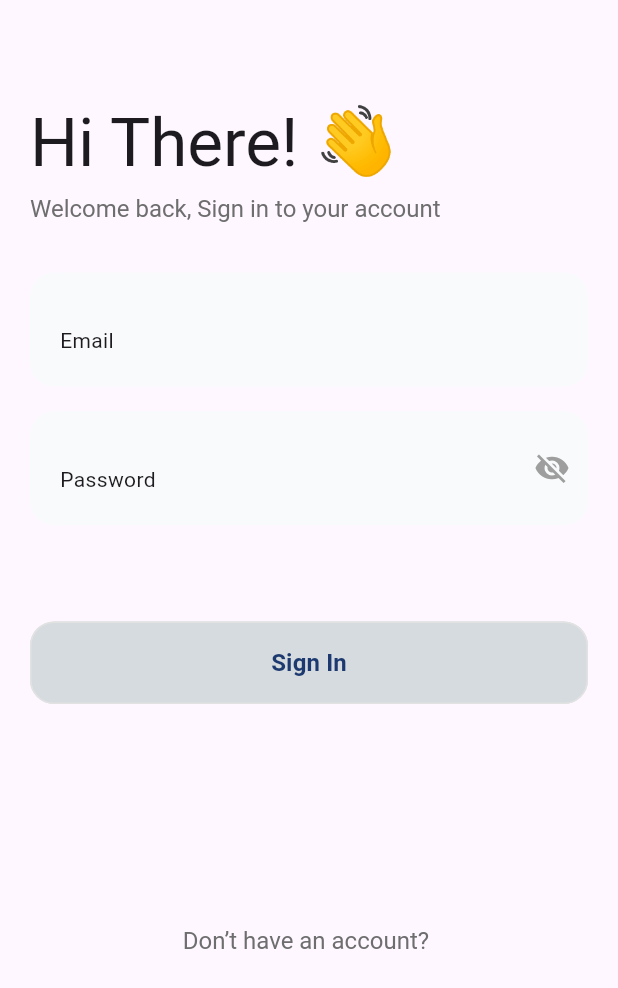
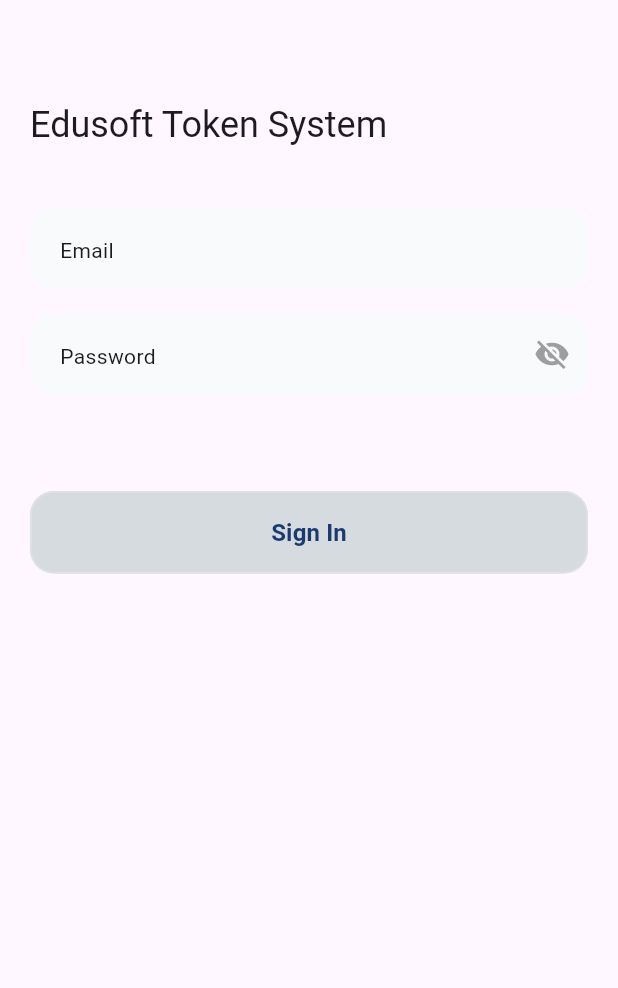
Before and after one commit to edusoftdevelopment/Edu-Token-System-App, a Flutter app: the screen it shows after launch, on a phone screen of 412 x 824 dp. Shown: the top 988 px of the screen. Run offline on Flutter 3.47's test engine with Material 3 defaults, Android fonts, the phone set to English and light mode, and no system bars; drawn by our look-alikes of auto_size_text; our stand-ins replace flutter_dotenv, flutter_screenutil, flutter_svg.

Commit message:
Worked on login page

```diff
--- a/lib/feature/auth/login_page/view/login_page.dart
+++ b/lib/feature/auth/login_page/view/login_page.dart
@@ -2,6 +2,7 @@ import 'package:edu_token_system_app/Export/export.dart';
 import 'package:edu_token_system_app/core/utils/utils.dart';
 import 'package:edu_token_system_app/feature/auth/login_page/widget/custom_button.dart';
 import 'package:edu_token_system_app/feature/auth/login_page/widget/custom_text_form_field.dart';
+import 'package:edu_token_system_app/feature/new_token/view/new_token_main.dart';
 
 class LoginPage extends StatefulWidget {
   const LoginPage({super.key});
@@ -35,20 +36,13 @@ class _LoginPageState extends State<LoginPage> {
 
                   SizedBox(height: height * 0.04),
                   AutoSizeText(
-                    'Hi There! 👋',
-                    style: Theme.of(context).textTheme.displayMedium,
+                    'Edusoft Token System',
+                    style: Theme.of(
+                      context,
+                    ).textTheme.displayMedium?.copyWith(fontSize: 24),
                   ),
                   SizedBox(height: height * 0.01),
-                  AutoSizeText(
-                    'Welcome back, Sign in to your account',
-                    style: Theme.of(context).textTheme.displayMedium?.copyWith(
-                      fontSize: 16,
-                      fontWeight: FontWeight.w400,
-                      color: darkMode
-                          ? AppColors.kWhite
-                          : AppColors.kCustomLight2TextColor,
-                    ),
-                  ),
+
                   SizedBox(height: height * 0.04),
                   CustomTextFormFieldPizza(
                     sameBorder: (authenticationPass == 'false') ? true : false,
@@ -59,6 +53,7 @@ class _LoginPageState extends State<LoginPage> {
                     darkMode: darkMode,
                     textStyle: Theme.of(context).textTheme.displaySmall
                         ?.copyWith(
+                          fontSize: 18,
                           color: darkMode
                               ? AppColors.kWhite
                               : AppColors.kCustomBlueColor,
@@ -79,6 +74,7 @@ class _LoginPageState extends State<LoginPage> {
                     darkMode: darkMode,
                     textStyle: Theme.of(context).textTheme.displaySmall
                         ?.copyWith(
+                          fontSize: 18,
                           color: darkMode
                               ? AppColors.kWhite
                               : AppColors.kCustomBlueColor,
@@ -128,19 +124,29 @@ class _LoginPageState extends State<LoginPage> {
                         : AppColors.kCustomBlueColor,
                     name: 'Sign In',
                     onPressed: () {
-                      if (_passwordController.text != '') {
-                        if (_emailController.text != '') {
-                          setState(() {
-                            if (firstTimeClick == true) {
-                              authenticationPass = 'false';
-                              firstTimeClick = false;
-                            } else {
-                              authenticationPass = 'true';
-                            }
-                          });
-                          if (authenticationPass == 'true') {}
-                        }
-                      }
+                      //   if (_passwordController.text != '') {
+                      //     if (_emailController.text != '') {
+                      //       setState(() {
+                      //         if (firstTimeClick == true) {
+                      //           authenticationPass = 'false';
+                      //           firstTimeClick = false;
+                      //         } else {
+                      //           authenticationPass = 'true';
+                      //         }
+                      //       });
+                      //       if (authenticationPass == 'true') {
+
+                      //       }
+                      //     }
+                      //   }
+                      Navigator.pushReplacement(
+                        context,
+                        MaterialPageRoute(
+                          builder: (context) {
+                            return NewTokenMain();
+                          },
+                        ),
+                      );
                     },
                   ),
                   SizedBox(height: height * 0.04),
@@ -155,19 +161,19 @@ class _LoginPageState extends State<LoginPage> {
                   Row(
                     mainAxisAlignment: MainAxisAlignment.center,
                     children: [
-                      AutoSizeText(
-                        'Don’t have an account?',
-                        style: Theme.of(context).textTheme.displayMedium
-                            ?.copyWith(
-                              fontSize: 16,
-                              fontWeight: FontWeight.w400,
+                      //   AutoSizeText(
+                      //     'Don’t have an account?',
+                      //     style: Theme.of(context).textTheme.displayMedium
+                      //         ?.copyWith(
+                      //           fontSize: 16,
+                      //           fontWeight: FontWeight.w400,
 
-                              color: darkMode
-                                  ? AppColors.kWhite
-                                  : AppColors.kCustomLight2TextColor,
-                            ),
-                      ),
-                      SizedBox(width: width * 0.01),
+                      //           color: darkMode
+                      //               ? AppColors.kWhite
+                      //               : AppColors.kCustomLight2TextColor,
+                      //         ),
+                      //   ),
+                      //   SizedBox(width: width * 0.01),
                       //   CustomNewTextButton(
                       //     onTap: () async {
                       //       return NavigationMethod.navigateTo(
--- a/lib/feature/auth/login_page/widget/custom_text_form_field.dart
+++ b/lib/feature/auth/login_page/widget/custom_text_form_field.dart
@@ -73,7 +73,9 @@ class _CustomTextFormFieldPizzaState extends State<CustomTextFormFieldPizza> {
         obscureText: widget.isPassword ? obscureText : false,
         style:
             widget.textStyle ??
-            Theme.of(context).textTheme.displaySmall?.copyWith(),
+            Theme.of(context).textTheme.displaySmall?.copyWith(
+
+            ),
         expands: widget.height != null,
         maxLines: widget.height != null ? null : 1,
         minLines: widget.height != null ? null : 1,
```
Also changed, not shown: lib/feature/new_token/view/new_token_main.dart (+21 -2 lines).
